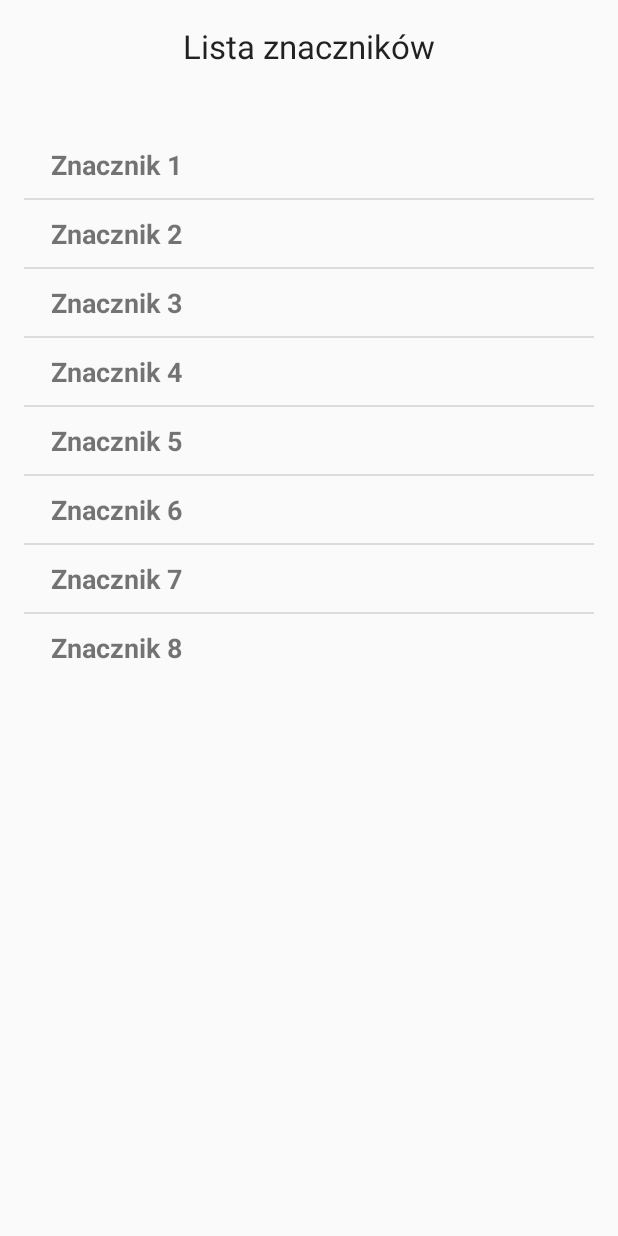
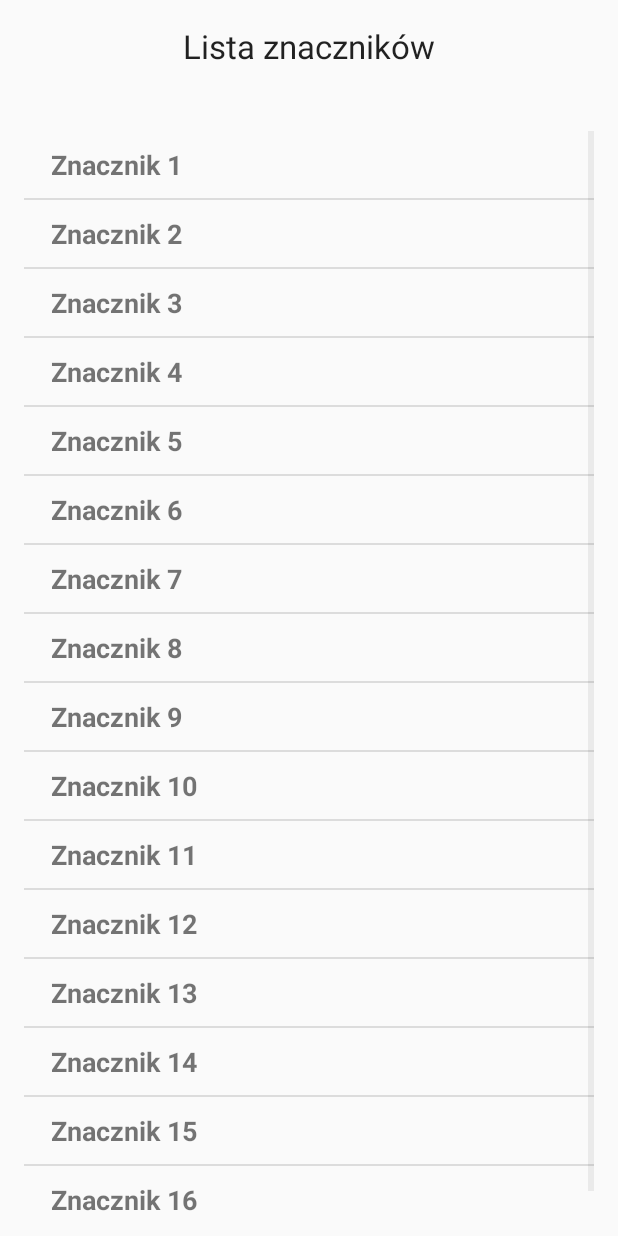
Before and after one commit to pietrov8/FindMyCar, an Android app: the ListActivity screen opened directly, with no data from a screen before it, on a phone screen of 412 x 824 dp. Run offline under Robolectric (Android 15) with nearby library versions, the phone set to English and light mode, and no system bars.

```diff
--- a/FindMyCar/app/src/main/AndroidManifest.xml
+++ b/FindMyCar/app/src/main/AndroidManifest.xml
@@ -12,6 +12,7 @@
 
     <uses-permission android:name="android.permission.ACCESS_FINE_LOCATION" />
     <uses-permission android:name="android.permission.ACCESS_COARSE_LOCATION" />
+    <uses-permission android:name="android.permission.ACCESS_FINE_LOCATION" />
 
     <android:uses-permission android:name="android.permission.WRITE_EXTERNAL_STORAGE" />
     <android:uses-permission android:name="android.permission.READ_PHONE_STATE" />
--- a/FindMyCar/app/src/main/java/com/example/piotr/findmycar/AddActivity.java
+++ b/FindMyCar/app/src/main/java/com/example/piotr/findmycar/AddActivity.java
@@ -4,6 +4,7 @@ import android.app.Activity;
 import android.os.Bundle;
 
 public class AddActivity extends Activity {
+
     @Override
     public void setTitle(CharSequence title) {
         setTitle(R.string.Activity_add_title);
@@ -14,4 +15,5 @@ public class AddActivity extends Activity {
         super.onCreate(savedInstanceState);
         setContentView(R.layout.activity_add);
     }
+
 }
--- a/FindMyCar/app/src/main/java/com/example/piotr/findmycar/ListActivity.java
+++ b/FindMyCar/app/src/main/java/com/example/piotr/findmycar/ListActivity.java
@@ -36,6 +36,14 @@ public class ListActivity extends Activity {
         listAdapter.add("Znacznik 6");
         listAdapter.add("Znacznik 7");
         listAdapter.add("Znacznik 8");
+        listAdapter.add("Znacznik 9");
+        listAdapter.add("Znacznik 10");
+        listAdapter.add("Znacznik 11");
+        listAdapter.add("Znacznik 12");
+        listAdapter.add("Znacznik 13");
+        listAdapter.add("Znacznik 14");
+        listAdapter.add("Znacznik 15");
+        listAdapter.add("Znacznik 16");
 
         adapter = new MyCustomAdapter(listAdapter, this);
 
--- a/FindMyCar/app/src/main/res/values/strings.xml
+++ b/FindMyCar/app/src/main/res/values/strings.xml
@@ -33,4 +33,5 @@
     <string name="no">Nie</string>
     <string name="marker_info">Szczegóły</string>
     <string name="update_coordinates">Zaktualizuj współrzędne</string>
+    <string name="gps_disabled_message">Twój GPS jest wyłączony. Czy chcesz go włączyć?</string>
 </resources>
```
Also changed, not shown: FindMyCar/app/src/main/java/com/example/piotr/findmycar/Home_Screen.java (+29 -1 lines).
